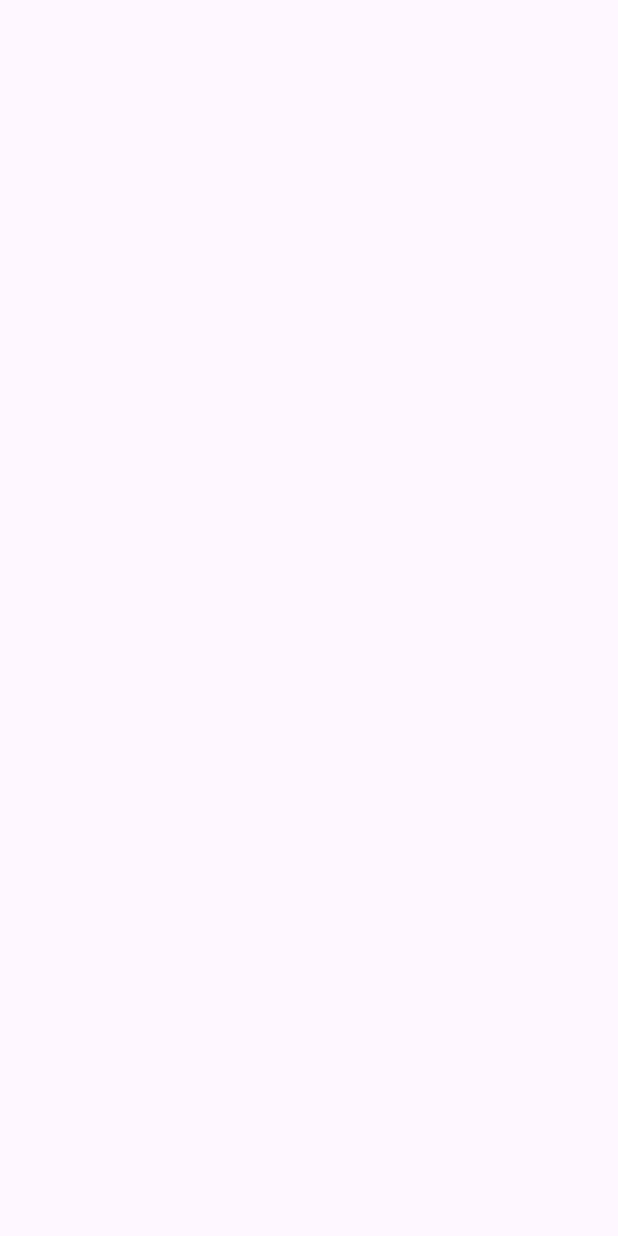
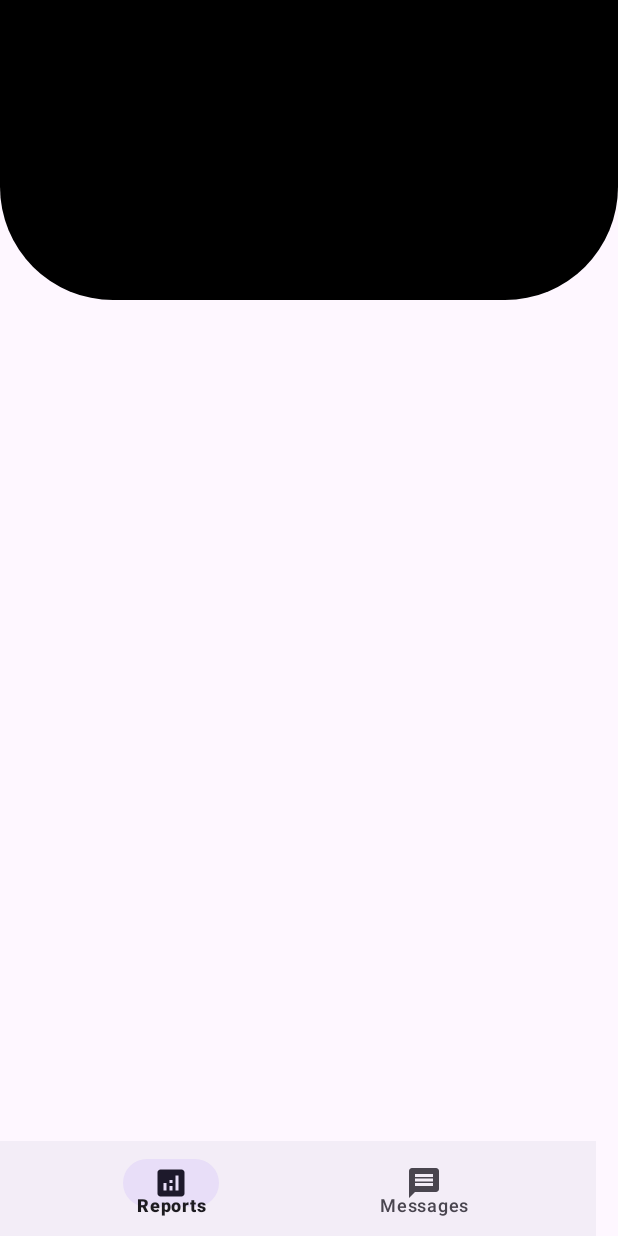
Before and after one commit to sureshselvadurai/WallNutCashTrackingApp, an Android app: the screen it shows after launch (MainActivity), on a phone screen of 412 x 824 dp. Before the commit the screen is empty. Run offline under Robolectric (Android 15) with nearby library versions, the phone set to English and light mode, and no system bars; 2 statements that could not run were skipped.

Commit message:
Layout Design

```diff
--- a/app/build.gradle.kts
+++ b/app/build.gradle.kts
@@ -1,6 +1,7 @@
 plugins {
     id("com.android.application")
     id("org.jetbrains.kotlin.android")
+    id ("org.jetbrains.kotlin.kapt")
 }
 
 android {
@@ -26,6 +27,7 @@ android {
             )
         }
     }
+    buildFeatures {viewBinding = true}
     compileOptions {
         sourceCompatibility = JavaVersion.VERSION_1_8
         targetCompatibility = JavaVersion.VERSION_1_8
--- a/app/src/main/java/com/example/wallnutcashtrackingapp/MainActivity.kt
+++ b/app/src/main/java/com/example/wallnutcashtrackingapp/MainActivity.kt
@@ -2,10 +2,16 @@ package com.example.wallnutcashtrackingapp
 
 import androidx.appcompat.app.AppCompatActivity
 import android.os.Bundle
+import com.example.wallnutcashtrackingapp.databinding.ActivityMainBinding
 
 class MainActivity : AppCompatActivity() {
+
+    private lateinit var binding: ActivityMainBinding;
     override fun onCreate(savedInstanceState: Bundle?) {
         super.onCreate(savedInstanceState)
         setContentView(R.layout.activity_main)
+
+        binding = ActivityMainBinding.inflate(layoutInflater)
+        setContentView(binding.root)
     }
 }
--- /dev/null
+++ b/app/src/main/res/drawable/baseline_analytics_24.xml
@@ -0,0 +1,5 @@
+<vector android:height="24dp" android:tint="#000000"
+    android:viewportHeight="24" android:viewportWidth="24"
+    android:width="24dp" xmlns:android="http://schemas.android.com/apk/res/android">
+    <path android:fillColor="@android:color/white" android:pathData="M19,3L5,3c-1.1,0 -2,0.9 -2,2v14c0,1.1 0.9,2 2,2h14c1.1,0 2,-0.9 2,-2L21,5c0,-1.1 -0.9,-2 -2,-2zM9,17L7,17v-5h2v5zM13,17h-2v-3h2v3zM13,12h-2v-2h2v2zM17,17h-2L15,7h2v10z"/>
+</vector>
--- /dev/null
+++ b/app/src/main/res/drawable/baseline_message_24.xml
@@ -0,0 +1,5 @@
+<vector android:autoMirrored="true" android:height="24dp"
+    android:tint="#000000" android:viewportHeight="24"
+    android:viewportWidth="24" android:width="24dp" xmlns:android="http://schemas.android.com/apk/res/android">
+    <path android:fillColor="@android:color/white" android:pathData="M20,2L4,2c-1.1,0 -1.99,0.9 -1.99,2L2,22l4,-4h14c1.1,0 2,-0.9 2,-2L22,4c0,-1.1 -0.9,-2 -2,-2zM18,14L6,14v-2h12v2zM18,11L6,11L6,9h12v2zM18,8L6,8L6,6h12v2z"/>
+</vector>
--- /dev/null
+++ b/app/src/main/res/drawable/topbg.xml
@@ -0,0 +1,9 @@
+<?xml version="1.0" encoding="utf-8"?>
+<shape xmlns:android="http://schemas.android.com/apk/res/android">
+
+    <corners android:bottomLeftRadius="75dp"
+        android:bottomRightRadius="75dp">
+
+    </corners>
+    <solid android:color="@color/black"></solid>
+</shape>
--- a/app/src/main/res/layout/activity_main.xml
+++ b/app/src/main/res/layout/activity_main.xml
@@ -4,4 +4,29 @@
     xmlns:tools="http://schemas.android.com/tools"
     android:layout_width="match_parent"
     android:layout_height="match_parent"
-    tools:context=".MainActivity"/>
+    tools:context=".MainActivity">
+
+    <View
+        android:id="@+id/bgView"
+        android:layout_width="match_parent"
+        android:layout_height="200dp"
+        android:background="@drawable/topbg"
+        app:layout_constraintEnd_toEndOf="parent"
+        app:layout_constraintTop_toTopOf="parent" />
+
+    <com.google.android.material.bottomnavigation.BottomNavigationView
+        android:id="@+id/bottomNavigationView"
+        android:layout_width="397dp"
+        android:layout_height="63dp"
+        app:layout_constraintBottom_toBottomOf="parent"
+        app:layout_constraintStart_toStartOf="parent"
+        app:menu="@menu/bottom_menu"/>
+
+    <androidx.constraintlayout.widget.ConstraintLayout
+        android:layout_width="391dp"
+        android:layout_height="521dp"
+        app:layout_constraintBottom_toTopOf="@+id/bottomNavigationView"
+        app:layout_constraintEnd_toEndOf="parent">
+
+    </androidx.constraintlayout.widget.ConstraintLayout>
+</androidx.constraintlayout.widget.ConstraintLayout>
--- /dev/null
+++ b/app/src/main/res/menu/bottom_menu.xml
@@ -0,0 +1,12 @@
+<?xml version="1.0" encoding="utf-8"?>
+<menu xmlns:android="http://schemas.android.com/apk/res/android">
+
+    <item
+        android:id="@+id/reportstab"
+        android:title="Reports"
+        android:icon="@drawable/baseline_analytics_24"/>
+    <item
+        android:id="@+id/messagestab"
+        android:title="Messages"
+        android:icon="@drawable/baseline_message_24"/>
+</menu>
--- a/app/src/main/res/values/strings.xml
+++ b/app/src/main/res/values/strings.xml
@@ -1,3 +1,5 @@
 <resources>
     <string name="app_name">WallNut Cash Tracking App</string>
+    <!-- TODO: Remove or change this placeholder text -->
+    <string name="hello_blank_fragment">Hello blank fragment</string>
 </resources>
```
Also changed, not shown: app/src/main/java/com/example/wallnutcashtrackingapp/MessagesFragment.kt (added, +59 -0 lines), app/src/main/java/com/example/wallnutcashtrackingapp/ReportFragment.kt (added, +59 -0 lines), app/src/main/res/layout/fragment_messages.xml (added, +14 -0 lines), app/src/main/res/layout/fragment_report.xml (added, +14 -0 lines).
